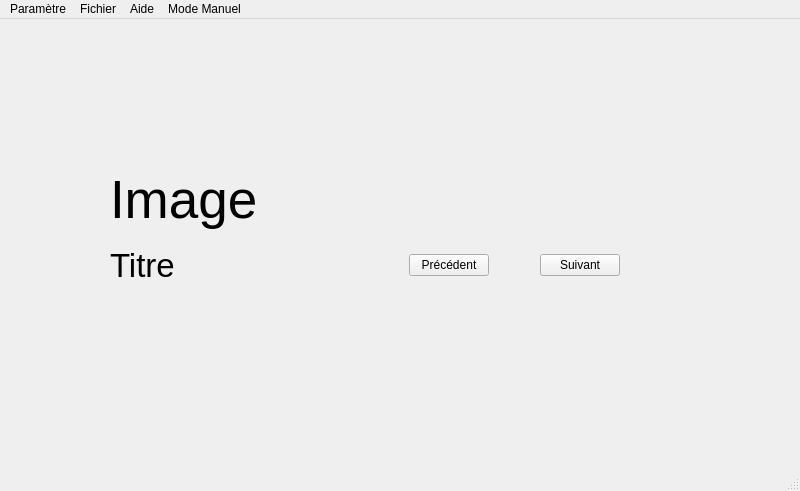
First picture: the form in v1/mainwindow.ui, repository dydyvicto/S2.01, before the edit.
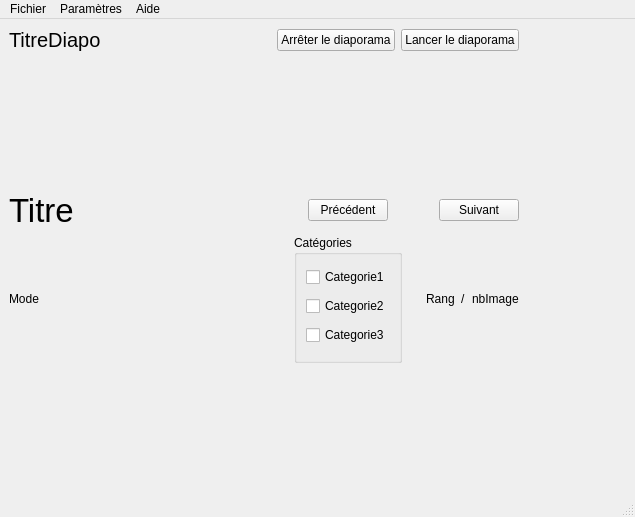
Second picture: the form after the edit. Icons and pictures are not drawn.

Diff of the .ui file:
```diff
--- a/v1/mainwindow.ui
+++ b/v1/mainwindow.ui
@@ -6,8 +6,8 @@
    <rect>
     <x>0</x>
     <y>0</y>
-    <width>800</width>
-    <height>491</height>
+    <width>635</width>
+    <height>517</height>
    </rect>
   </property>
   <property name="sizePolicy">
@@ -19,34 +19,116 @@
   <property name="windowTitle">
    <string>MainWindow</string>
   </property>
+  <property name="styleSheet">
+   <string notr="true"/>
+  </property>
   <widget class="QWidget" name="centralwidget">
-   <widget class="QWidget" name="layoutWidget">
+   <widget class="QWidget" name="">
     <property name="geometry">
      <rect>
-      <x>110</x>
-      <y>140</y>
+      <x>9</x>
+      <y>9</y>
       <width>510</width>
-      <height>125</height>
+      <height>335</height>
      </rect>
     </property>
-    <layout class="QVBoxLayout" name="verticalLayout">
+    <layout class="QVBoxLayout" name="verticalLayout_2">
      <item>
-      <widget class="QLabel" name="image">
-       <property name="sizePolicy">
-        <sizepolicy hsizetype="Preferred" vsizetype="Preferred">
-         <horstretch>10</horstretch>
-         <verstretch>10</verstretch>
-        </sizepolicy>
-       </property>
-       <property name="font">
-        <font>
-         <pointsize>40</pointsize>
-        </font>
-       </property>
-       <property name="text">
-        <string>Image</string>
-       </property>
-      </widget>
+      <layout class="QHBoxLayout" name="horizontalLayout_2">
+       <item>
+        <widget class="QLabel" name="label_2">
+         <property name="font">
+          <font>
+           <pointsize>15</pointsize>
+          </font>
+         </property>
+         <property name="text">
+          <string>TitreDiapo</string>
+         </property>
+        </widget>
+       </item>
+       <item>
+        <spacer name="horizontalSpacer_7">
+         <property name="orientation">
+          <enum>Qt::Horizontal</enum>
+         </property>
+         <property name="sizeHint" stdset="0">
+          <size>
+           <width>128</width>
+           <height>20</height>
+          </size>
+         </property>
+        </spacer>
+       </item>
+       <item>
+        <widget class="QPushButton" name="arreterDiapo">
+         <property name="text">
+          <string>Arrêter le diaporama</string>
+         </property>
+        </widget>
+       </item>
+       <item>
+        <widget class="QPushButton" name="lancerDiapo">
+         <property name="text">
+          <string>Lancer le diaporama</string>
+         </property>
+        </widget>
+       </item>
+      </layout>
+     </item>
+     <item>
+      <layout class="QHBoxLayout" name="horizontalLayout_3">
+       <item>
+        <spacer name="horizontalSpacer_5">
+         <property name="orientation">
+          <enum>Qt::Horizontal</enum>
+         </property>
+         <property name="sizeHint" stdset="0">
+          <size>
+           <width>128</width>
+           <height>18</height>
+          </size>
+         </property>
+        </spacer>
+       </item>
+       <item>
+        <widget class="QLabel" name="image">
+         <property name="sizePolicy">
+          <sizepolicy hsizetype="Preferred" vsizetype="Preferred">
+           <horstretch>10</horstretch>
+           <verstretch>10</verstretch>
+          </sizepolicy>
+         </property>
+         <property name="font">
+          <font>
+           <pointsize>20</pointsize>
+          </font>
+         </property>
+         <property name="text">
+          <string/>
+         </property>
+         <property name="pixmap">
+          <pixmap>cartesDisney/Disney_0.png</pixmap>
+         </property>
+         <property name="alignment">
+          <set>Qt::AlignCenter</set>
+         </property>
+        </widget>
+       </item>
+       <item>
+        <spacer name="horizontalSpacer_6">
+         <property name="orientation">
+          <enum>Qt::Horizontal</enum>
+         </property>
+         <property name="sizeHint" stdset="0">
+          <size>
+           <width>128</width>
+           <height>20</height>
+          </size>
+         </property>
+        </spacer>
+       </item>
+      </layout>
      </item>
      <item>
       <layout class="QHBoxLayout" name="horizontalLayout">
@@ -104,6 +186,101 @@
        </item>
       </layout>
      </item>
+     <item>
+      <layout class="QHBoxLayout" name="horizontalLayout_5">
+       <item>
+        <widget class="QLabel" name="label_3">
+         <property name="text">
+          <string>Mode</string>
+         </property>
+        </widget>
+       </item>
+       <item>
+        <spacer name="horizontalSpacer_3">
+         <property name="orientation">
+          <enum>Qt::Horizontal</enum>
+         </property>
+         <property name="sizeHint" stdset="0">
+          <size>
+           <width>158</width>
+           <height>17</height>
+          </size>
+         </property>
+        </spacer>
+       </item>
+       <item>
+        <widget class="QGroupBox" name="groupBox">
+         <property name="title">
+          <string>Catégories</string>
+         </property>
+         <layout class="QVBoxLayout" name="verticalLayout">
+          <item>
+           <widget class="QCheckBox" name="cb_cat1">
+            <property name="text">
+             <string>Categorie1</string>
+            </property>
+           </widget>
+          </item>
+          <item>
+           <widget class="QCheckBox" name="cb_cat2">
+            <property name="text">
+             <string>Categorie2</string>
+            </property>
+           </widget>
+          </item>
+          <item>
+           <widget class="QCheckBox" name="cb_cat3">
+            <property name="text">
+             <string>Categorie3</string>
+            </property>
+           </widget>
+          </item>
+         </layout>
+        </widget>
+       </item>
+       <item>
+        <spacer name="horizontalSpacer_4">
+         <property name="orientation">
+          <enum>Qt::Horizontal</enum>
+         </property>
+         <property name="sizeType">
+          <enum>QSizePolicy::Fixed</enum>
+         </property>
+         <property name="sizeHint" stdset="0">
+          <size>
+           <width>18</width>
+           <height>20</height>
+          </size>
+         </property>
+        </spacer>
+       </item>
+       <item>
+        <layout class="QHBoxLayout" name="horizontalLayout_4">
+         <item>
+          <widget class="QLabel" name="label">
+           <property name="text">
+            <string>Rang</string>
+           </property>
+          </widget>
+         </item>
+         <item>
+          <widget class="QLabel" name="label_4">
+           <property name="text">
+            <string>/</string>
+           </property>
+          </widget>
+         </item>
+         <item>
+          <widget class="QLabel" name="label_5">
+           <property name="text">
+            <string>nbImage</string>
+           </property>
+          </widget>
+         </item>
+        </layout>
+       </item>
+      </layout>
+     </item>
     </layout>
    </widget>
   </widget>
@@ -112,13 +289,13 @@
     <rect>
      <x>0</x>
      <y>0</y>
-     <width>800</width>
+     <width>635</width>
      <height>22</height>
     </rect>
    </property>
    <widget class="QMenu" name="menuParam_tres">
     <property name="title">
-     <string>Paramètre</string>
+     <string>Paramètres</string>
     </property>
    </widget>
    <widget class="QMenu" name="menuFichier">
@@ -131,15 +308,9 @@
      <string>Aide</string>
     </property>
    </widget>
-   <widget class="QMenu" name="menuMode_Manuel">
-    <property name="title">
-     <string>Mode Manuel</string>
-    </property>
-   </widget>
-   <addaction name="menuParam_tres"/>
    <addaction name="menuFichier"/>
+   <addaction name="menuParam_tres"/>
    <addaction name="menuAide"/>
-   <addaction name="menuMode_Manuel"/>
   </widget>
   <widget class="QStatusBar" name="statusbar"/>
  </widget>
```
Left out of the diff: 36 changed lines with no effect on the pictures.
